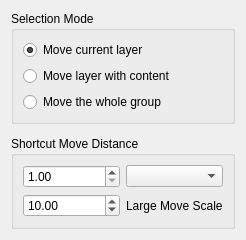
The window that plugins/tools/basictools/wdgmovetool.ui (KDE/krita) describes before a commit, drawn with Qt 5.
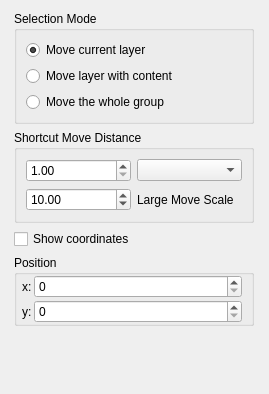
The same window after the commit.

Commit message:
Added showing coordinates when using Move Tool.
Coordinates showing in floating message in format: X: x px, Y: y px.
X, Y means position of Left Top pixel of the moved area.
Also there are two spin bars, which you can use for setting image
position by keyboard (not only arrows).

Reviewers: #krita, dkazakov
Subscribers: dkazakov, scottpetrovic, timotheegiet, Deevad
BUG:143306
Auditors: #krita_manual

What changed in the file:
```diff
--- a/plugins/tools/basictools/wdgmovetool.ui
+++ b/plugins/tools/basictools/wdgmovetool.ui
@@ -6,8 +6,8 @@
    <rect>
     <x>0</x>
     <y>0</y>
-    <width>246</width>
-    <height>130</height>
+    <width>269</width>
+    <height>394</height>
    </rect>
   </property>
   <layout class="QGridLayout" name="gridLayout">
@@ -57,69 +57,190 @@
     </widget>
    </item>
    <item row="1" column="0">
-    <widget class="QWidget" name="SpecialSpacer"/>
-   </item>
-   <item row="2" column="0">
     <widget class="QGroupBox" name="grpMoveStep">
      <property name="title">
       <string>Shortcut Move Distance</string>
      </property>
      <layout class="QGridLayout" name="gridLayout_3">
-       <item row="0" column="0">
-         <widget class="QDoubleSpinBox" name="spinMoveStep">
-           <property name="minimum">
-             <number>1</number>
-           </property>
-           <property name="maximum">
-             <number>100000</number>
-           </property>
-           <property name="value">
-             <number>1</number>
-           </property>
-           <property name="toolTip">
-             <string>Number of pixels to move after move shortcut keypress.</string>
-           </property>
-         </widget>
-       </item>
+      <item row="0" column="0">
+       <widget class="QDoubleSpinBox" name="spinMoveStep">
+        <property name="toolTip">
+         <string>Number of pixels to move after move shortcut keypress.</string>
+        </property>
+        <property name="minimum">
+         <double>1.000000000000000</double>
+        </property>
+        <property name="maximum">
+         <double>100000.000000000000000</double>
+        </property>
+        <property name="value">
+         <double>1.000000000000000</double>
+        </property>
+       </widget>
+      </item>
       <item row="0" column="1">
         <widget class="QComboBox" name="cmbUnit"/>
       </item>
       <item row="1" column="0">
-        <widget class="QDoubleSpinBox" name="spinMoveScale">
-          <property name="minimum">
-            <number>1</number>
-          </property>
-          <property name="maximum">
-            <number>1000</number>
-          </property>
-          <property name="value">
-            <number>10</number>
-          </property>
-          <property name="toolTip">
-            <string>When holding shift, move keyboard shortcuts scale up by this amount.</string>
-          </property>
-        </widget>
+       <widget class="QDoubleSpinBox" name="spinMoveScale">
+        <property name="toolTip">
+         <string>When holding shift, move keyboard shortcuts scale up by this amount.</string>
+        </property>
+        <property name="minimum">
+         <double>1.000000000000000</double>
+        </property>
+        <property name="maximum">
+         <double>1000.000000000000000</double>
+        </property>
+        <property name="value">
+         <double>10.000000000000000</double>
+        </property>
+       </widget>
       </item>
       <item row="1" column="1">
-        <widget class="QLabel" name="scaleLabel">
+       <widget class="QLabel" name="scaleLabel">
+        <property name="text">
+         <string>Large Move Scale</string>
+        </property>
+       </widget>
+      </item>
+     </layout>
+    </widget>
+   </item>
+   <item row="2" column="0">
+    <widget class="QCheckBox" name="chkShowCoordinates">
+     <property name="toolTip">
+      <string>Show coordinates on canvas</string>
+     </property>
+     <property name="text">
+      <string>Show coordinates</string>
+     </property>
+    </widget>
+   </item>
+   <item row="3" column="0">
+    <widget class="QGroupBox" name="moveGroup">
+     <property name="sizePolicy">
+      <sizepolicy hsizetype="Fixed" vsizetype="Fixed">
+       <horstretch>0</horstretch>
+       <verstretch>0</verstretch>
+      </sizepolicy>
+     </property>
+     <property name="minimumSize">
+      <size>
+       <width>240</width>
+       <height>70</height>
+      </size>
+     </property>
+     <property name="title">
+      <string>Position</string>
+     </property>
+     <property name="flat">
+      <bool>false</bool>
+     </property>
+     <property name="checkable">
+      <bool>false</bool>
+     </property>
+     <property name="checked">
+      <bool>false</bool>
+     </property>
+     <layout class="QVBoxLayout" name="verticalLayout_11">
+      <property name="spacing">
+       <number>2</number>
+      </property>
+      <property name="leftMargin">
+       <number>5</number>
+      </property>
+      <property name="topMargin">
+       <number>0</number>
+      </property>
+      <property name="bottomMargin">
+       <number>0</number>
+      </property>
+      <item>
+       <layout class="QFormLayout" name="formLayout_3">
+        <property name="fieldGrowthPolicy">
+         <enum>QFormLayout::AllNonFixedFieldsGrow</enum>
+        </property>
+        <item row="0" column="0">
+         <widget class="QLabel" name="label_offsetX">
+          <property name="sizePolicy">
+           <sizepolicy hsizetype="MinimumExpanding" vsizetype="Preferred">
+            <horstretch>0</horstretch>
+            <verstretch>0</verstretch>
+           </sizepolicy>
+          </property>
+          <property name="toolTip">
+           <string>Horizontal Translation</string>
+          </property>
+          <property name="layoutDirection">
+           <enum>Qt::LeftToRight</enum>
+          </property>
           <property name="text">
-            <string>Large Move Scale</string>
+           <string>x:</string>
           </property>
-        </widget>
+          <property name="buddy">
+           <cstring>translateXBox</cstring>
+          </property>
+         </widget>
+        </item>
+        <item row="0" column="1">
+         <widget class="QSpinBox" name="translateXBox">
+          <property name="sizePolicy">
+           <sizepolicy hsizetype="Minimum" vsizetype="Fixed">
+            <horstretch>0</horstretch>
+            <verstretch>0</verstretch>
+           </sizepolicy>
+          </property>
+          <property name="toolTip">
+           <string>Horizontal Translation</string>
+          </property>
+          <property name="layoutDirection">
+           <enum>Qt::LeftToRight</enum>
+          </property>
+         </widget>
+        </item>
+        <item row="2" column="1">
+         <widget class="QSpinBox" name="translateYBox">
+          <property name="sizePolicy">
+           <sizepolicy hsizetype="Minimum" vsizetype="Fixed">
+            <horstretch>0</horstretch>
+            <verstretch>0</verstretch>
+           </sizepolicy>
+          </property>
+          <property name="toolTip">
+           <string>Vertical Translation</string>
+          </property>
+         </widget>
+        </item>
+        <item row="2" column="0">
+         <widget class="QLabel" name="label_offsetY">
+          <property name="sizePolicy">
+           <sizepolicy hsizetype="MinimumExpanding" vsizetype="Preferred">
+            <horstretch>0</horstretch>
+            <verstretch>0</verstretch>
+           </sizepolicy>
+          </property>
+          <property name="toolTip">
+           <string>Vertical Translation</string>
+          </property>
+          <property name="text">
+           <string>y:</string>
+          </property>
+          <property name="buddy">
+           <cstring>translateYBox</cstring>
+          </property>
+         </widget>
+        </item>
+       </layout>
       </item>
      </layout>
     </widget>
    </item>
+   <item row="4" column="0">
+    <widget class="QWidget" name="SpecialSpacer" native="true"/>
+   </item>
   </layout>
  </widget>
- <customwidgets>
-  <customwidget>
-   <class>KisSliderSpinBox</class>
-   <extends>QWidget</extends>
-   <header location="global">kis_slider_spin_box.h</header>
-   <container>1</container>
-  </customwidget>
- </customwidgets>
  <resources/>
  <connections/>
 </ui>
```
Left out of the diff: 2 changed lines with no effect on the pictures. The commit also changes 5 other files.
